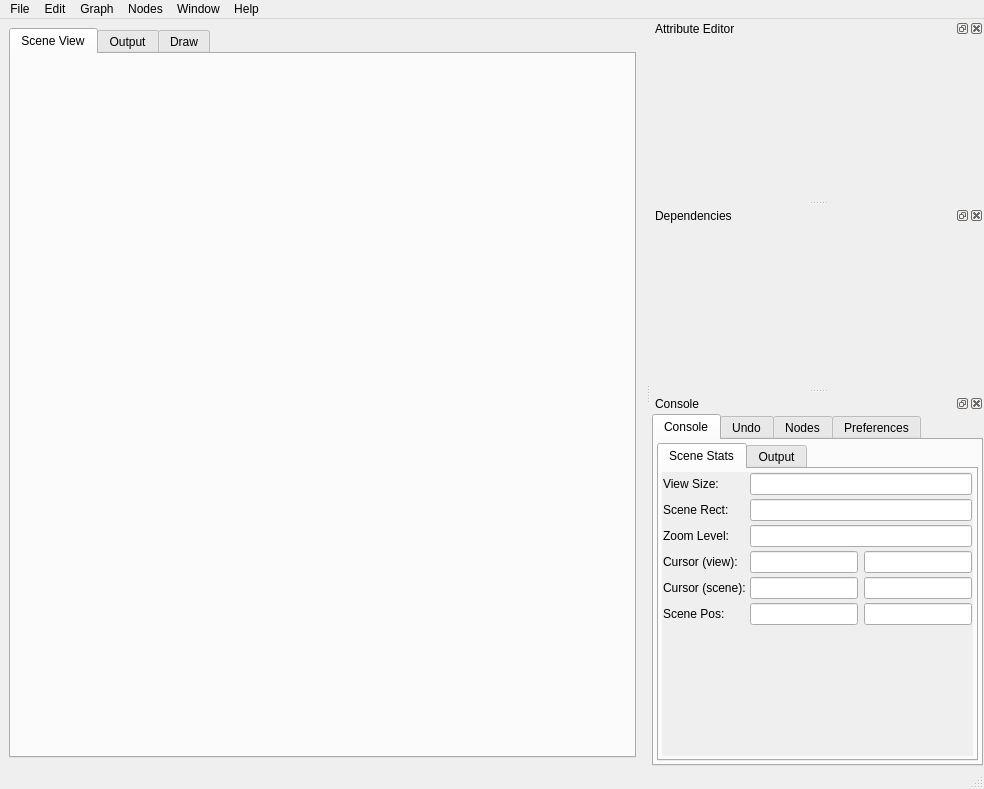
The window that ui/SceneGraph.ui (mfessenden/SceneGraph) describes before a commit, drawn with Qt 5.
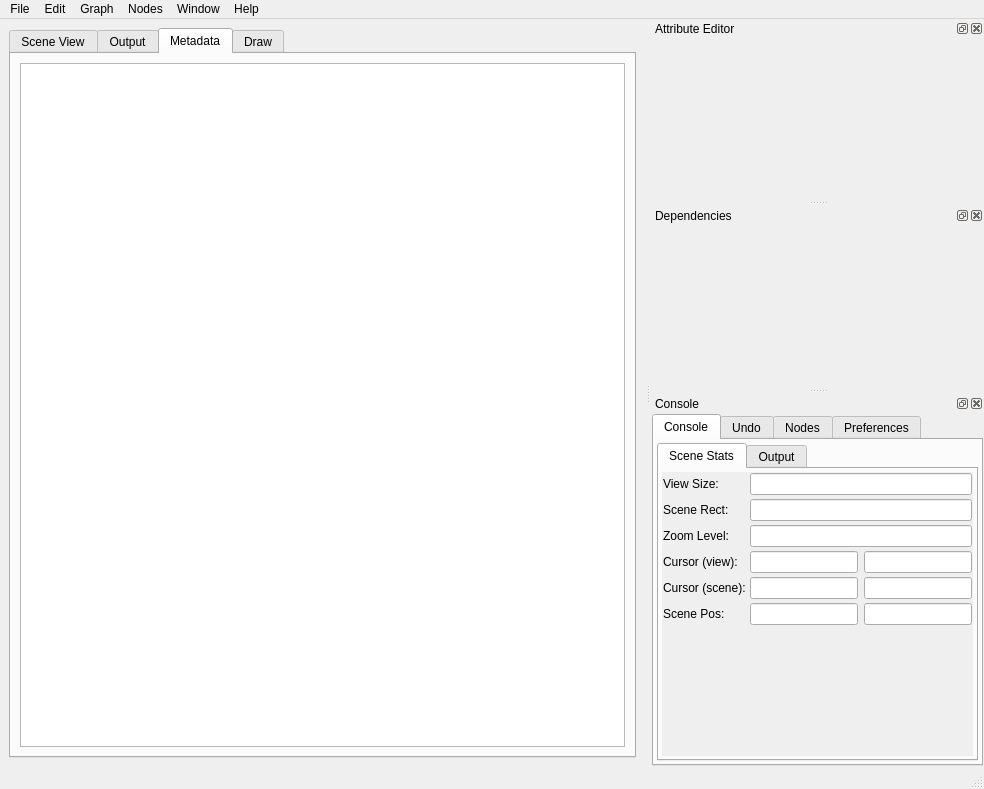
The same window after the commit. The open tabs and pages were chosen to show the change. Icons and pictures are not drawn.

Commit message: - further simplify metadata reading - add concept of "node classes" - fix the SCENEGRAPH_DEBUG issue

What changed in the file:
```diff
--- a/ui/SceneGraph.ui
+++ b/ui/SceneGraph.ui
@@ -82,6 +82,20 @@
         </item>
        </layout>
       </widget>
+      <widget class="QWidget" name="metadataTab">
+       <attribute name="title">
+        <string>Metadata</string>
+       </attribute>
+       <layout class="QVBoxLayout" name="metadataTabLayout">
+        <item>
+         <widget class="QTextBrowser" name="metdataBrowser">
+          <property name="class" stdset="0">
+           <string>Output</string>
+          </property>
+         </widget>
+        </item>
+       </layout>
+      </widget>
       <widget class="QWidget" name="drawTab">
        <attribute name="title">
         <string>Draw</string>
```
Left out of the diff: 24 changed lines with no effect on the pictures. The commit also changes 16 other files.
